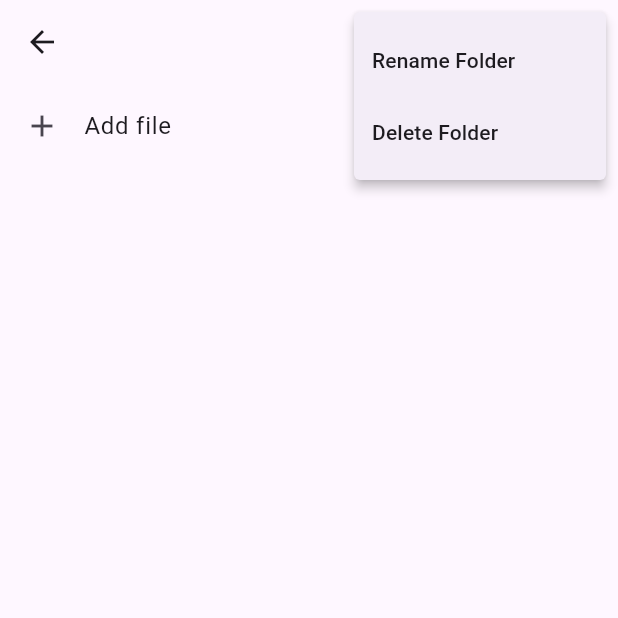
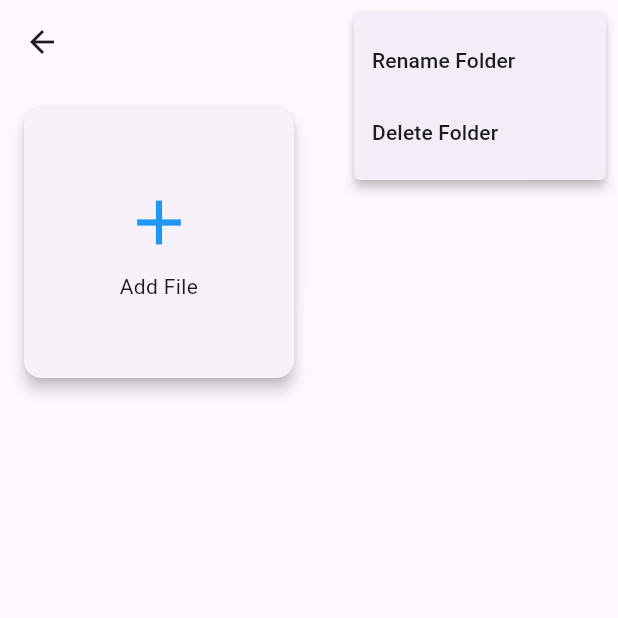
Before and after one commit to Sazid24Ali/edutrack, a Flutter app: the FolderContentsScreen screen opened directly with empty values, after a tap on the "more vert" icon, on a phone screen of 412 x 824 dp, the top half of it. Run offline on Flutter 3.47's test engine with Material 3 defaults, Android fonts, the light colour scheme and no system bars; our stand-ins replace flutter_dotenv, flutter_local_notifications, image_picker, open_file, permission_handler, shared_preferences and 1 more; missing offline and left inert: file_selector, google_mlkit_text_recognition; accounts and stored records are empty.

```diff
--- a/lib/screens/study_files_screen.dart
+++ b/lib/screens/study_files_screen.dart
@@ -438,7 +438,6 @@ class _StudyFilesScreenState extends State<StudyFilesScreen> {
                         onSelected: (value) {
                           if (value == 'rename') {
                             _renameFile(filePath);
-
                           } else if (value == 'delete') {
                             _deleteFile(filePath);
                           }
@@ -456,86 +455,6 @@ class _StudyFilesScreenState extends State<StudyFilesScreen> {
   }
 }
 
-// class FolderContentsScreen extends StatefulWidget {
-//   final StudyFolder folder;
-//   final Function saveCallback;
-//   final Function deleteFile;
-//   final Function addFile;
-//   final Function deleteFolder;
-//   final Function renameFile;
-//   final Function renameFolder;
-
-//   const FolderContentsScreen({
-//     super.key,
-//     required this.folder,
-//     required this.saveCallback,
-//     required this.deleteFile,
-//     required this.addFile,
-//     required this.deleteFolder,
-//     required this.renameFile,
-//     required this.renameFolder,
-//   });
-
-//   @override
-//   State<FolderContentsScreen> createState() => _FolderContentsScreenState();
-// }
-
-// class _FolderContentsScreenState extends State<FolderContentsScreen> {
-//   @override
-//   Widget build(BuildContext context) {
-//     return Scaffold(
-//       appBar: AppBar(title: Text(widget.folder.name)),
-//       body: ListView(
-//         children: [
-//           ...widget.folder.files.map(
-//             (f) => ListTile(
-//               title: Text(path.basename(f)),
-//               trailing: Row(
-//                 mainAxisSize: MainAxisSize.min,
-//                 children: [
-//                   IconButton(
-//                     icon: const Icon(Icons.open_in_new),
-//                     onPressed: () => OpenFile.open(f),
-//                   ),
-//                   PopupMenuButton(
-//                     icon: const Icon(Icons.more_vert),
-//                     itemBuilder: (_) => [
-//                       const PopupMenuItem(
-//                         value: 'rename',
-//                         child: Text('Rename'),
-//                       ),
-//                       const PopupMenuItem(
-//                         value: 'delete',
-//                         child: Text('Delete'),
-//                       ),
-//                     ],
-//                     onSelected: (value) {
-//                       if (value == 'rename') {
-//                         widget.renameFile(f, folder: widget.folder);
-//                         setState(() {});
-//                       } else if (value == 'delete') {
-//                         widget.deleteFile(f, folder: widget.folder);
-//                         setState(() {});
-//                       }
-//                     },
-//                   ),
-//                 ],
-//               ),
-//             ),
-//           ),
-//           ListTile(
-//             leading: const Icon(Icons.add),
-//             title: const Text('Add file'),
-//             onTap: () async {
-//               await widget.addFile(folder: widget.folder);
-//               setState(() {});
-//             },
-//           ),
-//         ],
-//       ),
-//     );
-//   }
-// }
 class FolderContentsScreen extends StatefulWidget {
   final StudyFolder folder;
   final Function saveCallback;
@@ -563,6 +482,8 @@ class FolderContentsScreen extends StatefulWidget {
 class _FolderContentsScreenState extends State<FolderContentsScreen> {
   @override
   Widget build(BuildContext context) {
+    final files = widget.folder.files;
+
     return Scaffold(
       appBar: AppBar(
         title: Text(widget.folder.name),
@@ -570,8 +491,14 @@ class _FolderContentsScreenState extends State<FolderContentsScreen> {
           PopupMenuButton(
             icon: const Icon(Icons.more_vert),
             itemBuilder: (_) => [
-              const PopupMenuItem(value: 'rename', child: Text('Rename Folder')),
-              const PopupMenuItem(value: 'delete', child: Text('Delete Folder')),
+              const PopupMenuItem(
+                value: 'rename',
+                child: Text('Rename Folder'),
+              ),
+              const PopupMenuItem(
+                value: 'delete',
+                child: Text('Delete Folder'),
+              ),
             ],
             onSelected: (value) async {
               if (value == 'rename') {
@@ -586,17 +513,51 @@ class _FolderContentsScreenState extends State<FolderContentsScreen> {
           ),
         ],
       ),
-      body: ListView(
+      body: GridView.builder(
+        padding: const EdgeInsets.all(12),
+        gridDelegate: const SliverGridDelegateWithFixedCrossAxisCount(
+          crossAxisCount: 2,
+          crossAxisSpacing: 12,
+          mainAxisSpacing: 12,
+        ),
+        itemCount: files.length + 1, // +1 for "Add File" tile
+        itemBuilder: (context, index) {
+          if (index < files.length) {
+            final f = files[index];
+            return GestureDetector(
+              onTap: () => OpenFile.open(f),
+              child: Card(
+                elevation: 4,
+                child: Stack(
                   children: [
-          ...widget.folder.files.map(
-            (f) => ListTile(
-              title: Text(path.basename(f)),
-              onTap: () => OpenFile.open(f), // open on single tap
-              trailing: PopupMenuButton(
+                    Center(
+                      child: Column(
+                        mainAxisSize: MainAxisSize.min,
+                        children: [
+                          const Icon(
+                            Icons.insert_drive_file,
+                            size: 50,
+                            color: Colors.grey,
+                          ),
+                          const SizedBox(height: 8),
+                          Text(path.basename(f), textAlign: TextAlign.center),
+                        ],
+                      ),
+                    ),
+                    Positioned(
+                      top: 4,
+                      right: 4,
+                      child: PopupMenuButton(
                         icon: const Icon(Icons.more_vert),
                         itemBuilder: (_) => [
-                  const PopupMenuItem(value: 'rename', child: Text('Rename')),
-                  const PopupMenuItem(value: 'delete', child: Text('Delete')),
+                          const PopupMenuItem(
+                            value: 'rename',
+                            child: Text('Rename'),
+                          ),
+                          const PopupMenuItem(
+                            value: 'delete',
+                            child: Text('Delete'),
+                          ),
                         ],
                         onSelected: (value) async {
                           if (value == 'rename') {
@@ -611,17 +572,34 @@ class _FolderContentsScreenState extends State<FolderContentsScreen> {
                         },
                       ),
                     ),
+                  ],
                 ),
-          ListTile(
-            leading: const Icon(Icons.add),
-            title: const Text('Add file'),
+              ),
+            );
+          } else {
+            // Add file tile
+            return GestureDetector(
               onTap: () async {
                 await widget.addFile(folder: widget.folder);
                 setState(() {});
                 await widget.saveCallback();
               },
+              child: Card(
+                elevation: 4,
+                child: Center(
+                  child: Column(
+                    mainAxisSize: MainAxisSize.min,
+                    children: const [
+                      Icon(Icons.add, size: 50, color: Colors.blue),
+                      SizedBox(height: 8),
+                      Text('Add File', textAlign: TextAlign.center),
+                    ],
                   ),
-        ],
+                ),
+              ),
+            );
+          }
+        },
       ),
     );
   }
```
Lines whose indentation alone changed are shown as unchanged.
